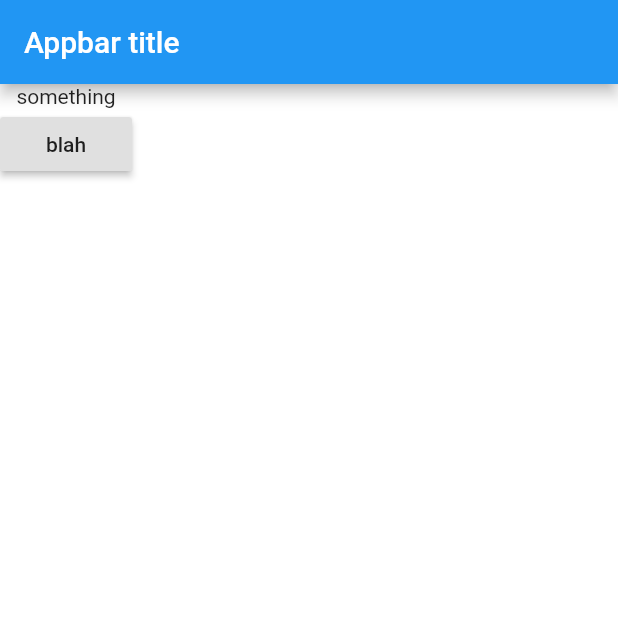
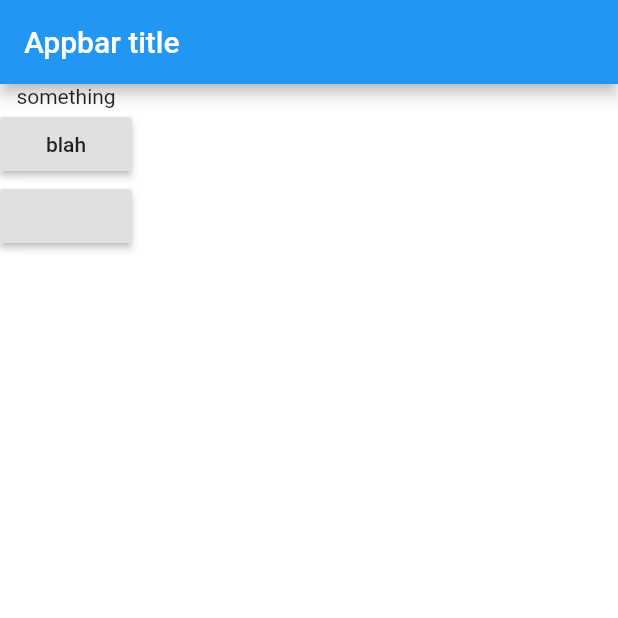
Before and after one commit to JLGolding/Flutter-Basics, a Flutter app: the screen it shows after launch, on a phone screen of 412 x 824 dp, the top half of it. Run offline on Flutter 3.47's test engine with Material 2 defaults, Android fonts, the phone set to English and light mode, and no system bars.

Commit message:
Added a blank button using anoymis function

```diff
--- a/lib/main.dart
+++ b/lib/main.dart
@@ -22,7 +22,10 @@ class BaseApp extends StatelessWidget {
             RaisedButton(
               child: Text("blah"),
               onPressed: buttonPressed,
-            )
+            ),
+            RaisedButton(
+              onPressed: () => print("other button pressed"),
+            ),
           ],
         ),
         backgroundColor: Colors.white,
```
